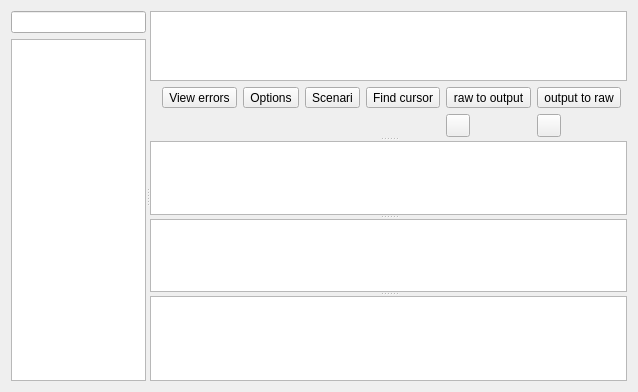
This is plugins/padtoolsplugin/padwriter.ui in FreeHealth/freehealth as Qt 5 draws it before an edit. The edited form follows.
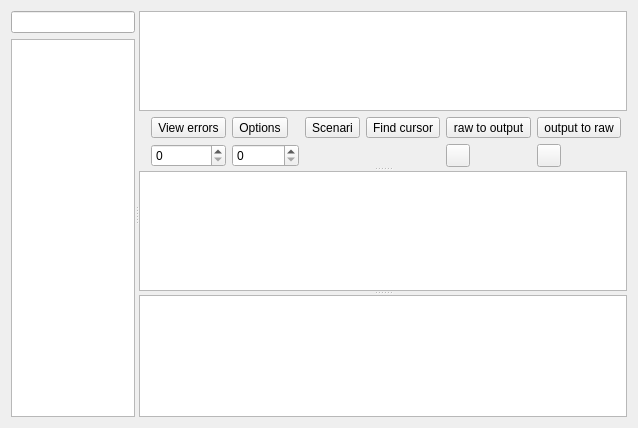
This is the edited form. Custom widgets are drawn as their Qt base class.

```diff
--- a/plugins/padtoolsplugin/padwriter.ui
+++ b/plugins/padtoolsplugin/padwriter.ui
@@ -7,7 +7,7 @@
     <x>0</x>
     <y>0</y>
     <width>638</width>
-    <height>392</height>
+    <height>428</height>
    </rect>
   </property>
   <property name="windowTitle">
@@ -137,10 +137,29 @@
            </property>
           </widget>
          </item>
+         <item row="3" column="2">
+          <widget class="QSpinBox" name="rawPos">
+           <property name="toolTip">
+            <string>RAW</string>
+           </property>
+           <property name="maximum">
+            <number>16777215</number>
+           </property>
+          </widget>
+         </item>
+         <item row="3" column="3">
+          <widget class="QSpinBox" name="ouputPos">
+           <property name="toolTip">
+            <string>OUTPUT</string>
+           </property>
+           <property name="maximum">
+            <number>16777215</number>
+           </property>
+          </widget>
+         </item>
         </layout>
        </widget>
        <widget class="PadTools::TokenOutputDocument" name="wysiwyg"/>
-       <widget class="Editor::TextEditor" name="textEdit"/>
       </widget>
       <widget class="QListWidget" name="listWidgetErrors">
        <property name="toolTip">
@@ -163,11 +182,6 @@
    <extends>QTextEdit</extends>
    <header location="global">padtoolsplugin/tokenoutputdocument.cpp</header>
   </customwidget>
-  <customwidget>
-   <class>Editor::TextEditor</class>
-   <extends>QTextEdit</extends>
-   <header location="global">texteditorplugin/texteditor.h</header>
-  </customwidget>
   <customwidget>
    <class>TokenTreeView</class>
    <extends>QTreeView</extends>
```
